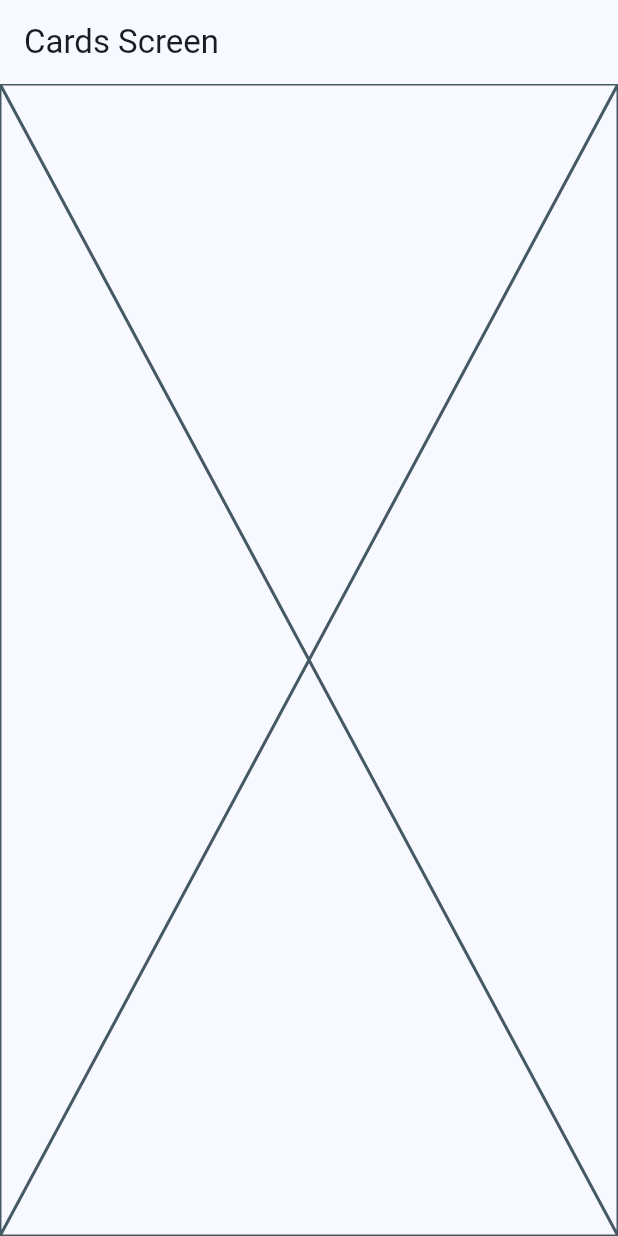
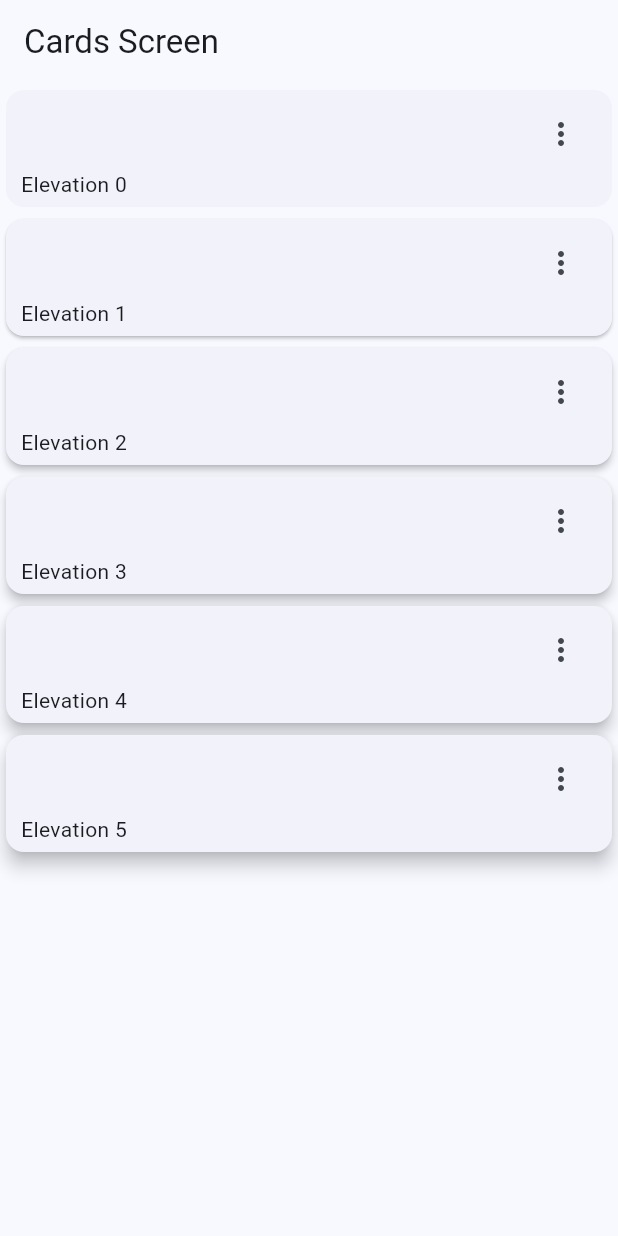
Before and after one commit to gabrielvejar/widgets_app, a Flutter app: the CardsScreen screen opened by its route, on a phone screen of 412 x 824 dp. Run offline on Flutter 3.47's test engine with Material 3 defaults, Android fonts, the phone set to English and light mode, and no system bars; our stand-ins replace go_router.

Commit message:
Refactor CardsScreen to use a list of card data and improve layout structure

```diff
--- a/lib/presentation/screens/cards/cards_screen.dart
+++ b/lib/presentation/screens/cards/cards_screen.dart
@@ -1,7 +1,17 @@
+// ignore_for_file: prefer_const_constructors
+
 import 'package:flutter/material.dart';
 
+const cards = <Map<String, dynamic>>[
+  {'elevation': 0.0, 'label': 'Elevation 0'},
+  {'elevation': 1.0, 'label': 'Elevation 1'},
+  {'elevation': 2.0, 'label': 'Elevation 2'},
+  {'elevation': 3.0, 'label': 'Elevation 3'},
+  {'elevation': 4.0, 'label': 'Elevation 4'},
+  {'elevation': 5.0, 'label': 'Elevation 5'},
+];
+
 class CardsScreen extends StatelessWidget {
-
   static const String name = 'cards_screen';
 
   const CardsScreen({super.key});
@@ -9,10 +19,60 @@ class CardsScreen extends StatelessWidget {
   @override
   Widget build(BuildContext context) {
     return Scaffold(
-      appBar: AppBar(
-        title: const Text('Cards Screen'),
-      ),
-      body: Placeholder(),
+      appBar: AppBar(title: const Text('Cards Screen')),
+      body: const _CardsView(),
     );
   }
 }
+
+class _CardsView extends StatelessWidget {
+  const _CardsView();
+
+  @override
+  Widget build(BuildContext context) {
+    return SingleChildScrollView(
+      child: Column(
+        children: [
+          ...cards.map(
+            (card) =>
+                _CardType1(label: card['label'], elevation: card['elevation']),
+          ),
+        ],
+      ),
+    );
+  }
+}
+
+class _CardType1 extends StatelessWidget {
+  final String label;
+  final double elevation;
+
+  const _CardType1({required this.label, required this.elevation});
+
+  @override
+  Widget build(BuildContext context) {
+    return Card(
+      elevation: elevation,
+      child: Padding(
+        padding: const EdgeInsets.fromLTRB(10, 5, 10, 5),
+        child: Column(
+          children: [
+            Align(
+              alignment: Alignment.topRight,
+              child: IconButton(
+                icon: Icon(Icons.more_vert_outlined),
+                onPressed: () {},
+              ),
+            ),
+
+            Align(
+              alignment: Alignment.topLeft,
+              child: Text(label),
+
+            )
+          ],
+        ),
+      ),
+    );
+  }
+}
```
